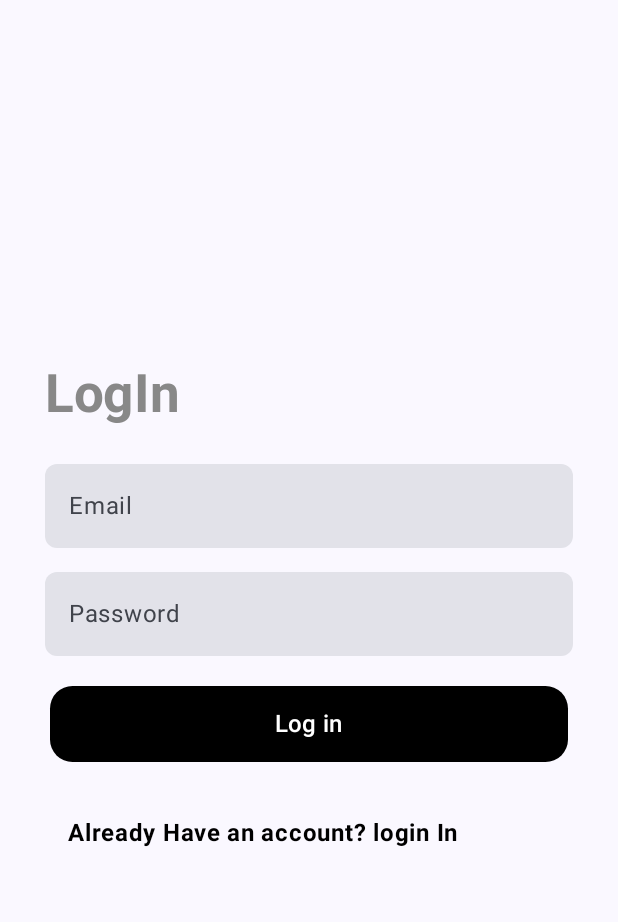
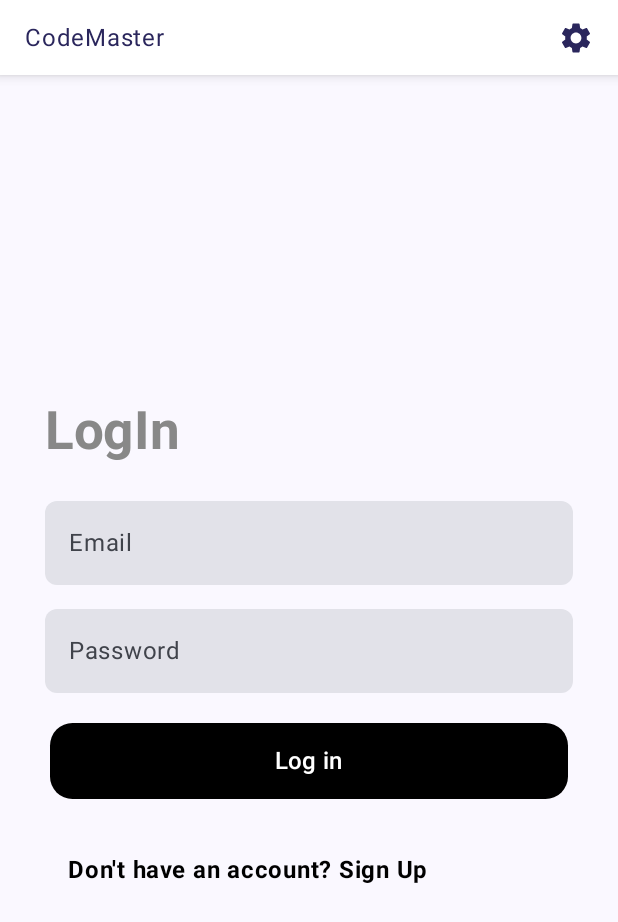
Before and after one commit to kalp-77/Codesto, an Android app built with Jetpack Compose: the screen it shows after launch (MainActivity), on a phone screen of 412 x 824 dp. Shown: the top 922 px of the screen. Run offline under Robolectric (Android 15) with nearby library versions, the phone set to English and light mode, and no system bars; our stand-ins replace Dagger/Hilt's generated code, Firebase (no records; nobody signed in at launch, a user with empty details on screens opened directly); Roboto replaces fonts that are not available here; 3 statements that could not run were skipped.

```diff
--- a/app/build.gradle.kts
+++ b/app/build.gradle.kts
@@ -125,4 +125,6 @@ dependencies {
     implementation("com.google.accompanist:accompanist-pager-indicators:0.27.1")
     implementation("com.google.android.material:material:1.5.0-alpha01")
 
+    //collapsing toolbar
+    implementation("me.onebone:toolbar-compose:2.3.5")
 }
--- a/app/src/main/java/com/example/codemaster/MainActivity.kt
+++ b/app/src/main/java/com/example/codemaster/MainActivity.kt
@@ -6,40 +6,31 @@ import android.os.Bundle
 import androidx.activity.ComponentActivity
 import androidx.activity.compose.setContent
 import androidx.annotation.RequiresApi
+import androidx.compose.foundation.layout.Box
 import androidx.compose.foundation.layout.fillMaxSize
-import androidx.compose.material.icons.Icons
-import androidx.compose.material.icons.filled.Home
-import androidx.compose.material.icons.filled.Person
-import androidx.compose.material.icons.filled.Search
+import androidx.compose.foundation.layout.padding
 import androidx.compose.material3.ExperimentalMaterial3Api
 import androidx.compose.material3.MaterialTheme
 import androidx.compose.material3.Scaffold
 import androidx.compose.material3.Surface
-import androidx.compose.material3.Text
-import androidx.compose.runtime.Composable
 import androidx.compose.runtime.getValue
 import androidx.compose.runtime.mutableStateOf
 import androidx.compose.runtime.saveable.rememberSaveable
 import androidx.compose.runtime.setValue
 import androidx.compose.ui.Modifier
-import androidx.compose.ui.graphics.vector.ImageVector
-import androidx.compose.ui.tooling.preview.Preview
-import androidx.navigation.NavController
-import androidx.navigation.NavHostController
 import androidx.navigation.compose.currentBackStackEntryAsState
 import androidx.navigation.compose.rememberNavController
 import com.example.codemaster.components.BottomNav
-import com.example.codemaster.navigation.BottomNavScreens
+import com.example.codemaster.components.TopBar
 import com.example.codemaster.navigation.NavigationGraph
-import com.example.codemaster.navigation.Screens
 import com.example.codemaster.ui.theme.CodeMasterTheme
 import dagger.hilt.android.AndroidEntryPoint
 
 
 @AndroidEntryPoint
 class MainActivity : ComponentActivity() {
+    @OptIn(ExperimentalMaterial3Api::class)
     @SuppressLint("UnusedMaterial3ScaffoldPaddingParameter")
-    @OptIn(ExperimentalMaterial3Api::class)
     @RequiresApi(Build.VERSION_CODES.O)
     override fun onCreate(savedInstanceState: Bundle?) {
         super.onCreate(savedInstanceState)
@@ -50,6 +41,7 @@ class MainActivity : ComponentActivity() {
                 val navController = rememberNavController()
                 var showBottomBar by rememberSaveable { mutableStateOf(true) }
                 val navBackStackEntry by navController.currentBackStackEntryAsState()
+                var showTopBar by rememberSaveable { mutableStateOf(true) }
 
                 showBottomBar = when (navBackStackEntry?.destination?.route) {
                     "Login_Screen" -> false
@@ -60,33 +52,31 @@ class MainActivity : ComponentActivity() {
                     else -> true
                 }
 
+                showTopBar = when(navBackStackEntry?.destination?.route){
+                    "Problemset_Screen" -> false
+                    "Rating_Change_Screen" -> false
+                    else -> true
+                }
+
                 Surface(
                     modifier = Modifier.fillMaxSize(),
                     color = MaterialTheme.colorScheme.background
                 ) {
                     Scaffold(
+                        topBar = { if(showTopBar) TopBar() },
                         bottomBar = { if (showBottomBar) BottomNav(navController = navController) }
                     ) {
-                        NavigationGraph(navController = navController)
+                        innerPadding ->
+                        Box(
+                            modifier = Modifier
+                                .fillMaxSize()
+                                .padding(innerPadding)
+                        ) {
+                            NavigationGraph(navController = navController)
+                        }
                     }
                 }
             }
         }
     }
 }
-
-@Composable
-fun Greeting(name: String, modifier: Modifier = Modifier) {
-    Text(
-        text = "Hello $name!",
-        modifier = modifier
-    )
-}
-
-@Preview(showBackground = true)
-@Composable
-fun GreetingPreview() {
-    CodeMasterTheme {
-        Greeting("Android")
-    }
-}
--- a/app/src/main/java/com/example/codemaster/components/BottomNav.kt
+++ b/app/src/main/java/com/example/codemaster/components/BottomNav.kt
@@ -1,14 +1,12 @@
 package com.example.codemaster.components
 
 import androidx.compose.foundation.layout.height
+import androidx.compose.foundation.layout.size
 import androidx.compose.material.BottomNavigation
 import androidx.compose.material.BottomNavigationItem
-import androidx.compose.material3.Icon
+import androidx.compose.material.Icon
 import androidx.compose.runtime.Composable
 import androidx.compose.runtime.getValue
-import androidx.compose.runtime.mutableStateOf
-import androidx.compose.runtime.remember
-import androidx.compose.runtime.setValue
 import androidx.compose.ui.Modifier
 import androidx.compose.ui.graphics.Color
 import androidx.compose.ui.res.painterResource
@@ -31,14 +29,20 @@ fun BottomNav(
     BottomNavigation(
         backgroundColor = Color.White,
         elevation = 30.dp,
-        modifier = Modifier.height(52.dp),
+        modifier = Modifier.height(50.dp),
         contentColor = Color.Gray,
     ){
         val navBackStackEntry by navController.currentBackStackEntryAsState()
         val currentRoute = navBackStackEntry?.destination?.route
         items.forEach { item ->
             BottomNavigationItem(
-                icon = { Icon(painterResource(id = item.icon), contentDescription = null) },
+                icon = {
+                    Icon(
+                        painterResource(id = item.icon),
+                        contentDescription = null,
+//                        modifier = Modifier.size(20.dp)
+                    )
+                },
                 selectedContentColor = Color(0xFF2A265C),
                 unselectedContentColor = Color.LightGray,
                 selected = currentRoute == item.route,
--- /dev/null
+++ b/app/src/main/java/com/example/codemaster/components/TopBar.kt
@@ -0,0 +1,41 @@
+package com.example.codemaster.components
+
+import androidx.compose.foundation.background
+import androidx.compose.foundation.layout.height
+import androidx.compose.material.TopAppBar
+import androidx.compose.material.icons.Icons
+import androidx.compose.material.icons.filled.Settings
+import androidx.compose.material3.ExperimentalMaterial3Api
+import androidx.compose.material3.Icon
+import androidx.compose.material3.IconButton
+import androidx.compose.material3.Text
+import androidx.compose.runtime.Composable
+import androidx.compose.ui.Modifier
+import androidx.compose.ui.graphics.Color
+import androidx.compose.ui.text.style.TextAlign
+import androidx.compose.ui.unit.dp
+import com.example.codemaster.navigation.Screens
+import com.example.codemaster.ui.screens.codeforces_ratingchange.font
+import com.example.codemaster.utils.NavigateUI
+
+@OptIn(ExperimentalMaterial3Api::class)
+@Composable
+fun TopBar(){
+    TopAppBar(
+        title = { Text(text = "CodeMaster", color = Color(0xFF2A265C), fontFamily = font, textAlign = TextAlign.Center) },
+        modifier = Modifier.height(50.dp).background(Color.White),
+        actions = {
+            IconButton(
+                onClick = {  },
+            ) {
+                Icon(
+                    imageVector = Icons.Default.Settings,
+                    contentDescription = null,
+                    tint = Color(0xFF2A265C)
+                )
+            }
+        },
+        elevation = 5.dp,
+        backgroundColor = Color.White
+    )
+}
--- a/app/src/main/java/com/example/codemaster/navigation/NavigationGraph.kt
+++ b/app/src/main/java/com/example/codemaster/navigation/NavigationGraph.kt
@@ -65,10 +65,10 @@ fun NavigationGraph(
         composable(route = Screens.HomeScreen.route) {
             HomeScreen()
         }
-        composable(route = Screens.CodechefScreen.route) {
+        composable(route = BottomNavScreens.CodechefScreen.route) {
             CodechefScreen()
         }
-        composable(route = Screens.CodeforcesScreen.route) {
+        composable(route = BottomNavScreens.CodeforcesScreen.route) {
             CodeforcesScreen(
                 onNavigate = {
                     navController.navigate(it.route)
@@ -81,7 +81,7 @@ fun NavigationGraph(
         composable(route = Screens.RatingChangeScreen.route) {
             RatingChangeScreen()
         }
-        composable(route = Screens.LeetcodeScreen.route) {
+        composable(route = BottomNavScreens.LeetcodeScreen.route) {
             LeetcodeScreen()
         }
         composable(route = Screens.ContestsScreen.route){
--- a/app/src/main/java/com/example/codemaster/navigation/Screens.kt
+++ b/app/src/main/java/com/example/codemaster/navigation/Screens.kt
@@ -9,9 +9,9 @@ sealed class Screens(val route: String) {
     object SignupScreen : Screens(route = "Signup_Screen")
     object PlatformScreen : Screens(route = "Platform_Screen")
     object HomeScreen : Screens(route = "Home_Screen")
-    object CodechefScreen : Screens(route = "Codechef_Screen")
-    object CodeforcesScreen : Screens(route = "Codeforces_Screen")
-    object LeetcodeScreen : Screens(route = "Leetcode_Screen")
+//    object CodechefScreen : Screens(route = "Codechef_Screen")
+//    object CodeforcesScreen : Screens(route = "Codeforces_Screen")
+//    object LeetcodeScreen : Screens(route = "Leetcode_Screen")
     object ProblemsetScreen : Screens(route = "Problemset_Screen")
     object RatingChangeScreen : Screens(route = "Rating_Change_Screen")
     object ContestsScreen : Screens(route = "Contests_Screen")
--- a/app/src/main/java/com/example/codemaster/ui/screens/codeforces/CodeforcesState.kt
+++ b/app/src/main/java/com/example/codemaster/ui/screens/codeforces/CodeforcesState.kt
@@ -1,9 +1,7 @@
 package com.example.codemaster.ui.screens.codeforces
 
 import com.example.codemaster.data.model.Codeforces
-import com.example.codemaster.data.model.Response
 import com.example.codemaster.data.model.codeforces_model.UserInfo
-import com.example.codemaster.data.model.codeforces_model.UserRatingChanges
 
 sealed class CodeforcesState{
     object Loading : CodeforcesState()
--- a/app/src/main/java/com/example/codemaster/ui/screens/codeforces_problemset/ProblemsetScreen.kt
+++ b/app/src/main/java/com/example/codemaster/ui/screens/codeforces_problemset/ProblemsetScreen.kt
@@ -173,7 +173,7 @@ fun Problems(
         RatingMenuList(expanded)
     }
     if(data.isEmpty()){
-        Nul("No result found!");
+        Nul("No result found!")
     }
     Column{
         LazyColumn(
@@ -371,7 +371,7 @@ fun TagDialog(
             }
         },
         confirmButton = {
-            Column(){
+            Column{
                 Button(
                     onClick = {
                         state.value = false
--- a/app/src/main/java/com/example/codemaster/ui/screens/codeforces_ratingchange/RatingChangeScreen.kt
+++ b/app/src/main/java/com/example/codemaster/ui/screens/codeforces_ratingchange/RatingChangeScreen.kt
@@ -26,9 +26,6 @@ import androidx.compose.ui.text.style.TextAlign
 import androidx.compose.ui.unit.dp
 import androidx.hilt.navigation.compose.hiltViewModel
 import com.example.codemaster.data.model.codeforces_model.RatingChangeResult
-import com.example.codemaster.data.model.codeforces_model.UserRatingChanges
-import com.example.codemaster.ui.screens.codeforces_ratingchange.RatingChangeState
-import com.example.codemaster.ui.screens.codeforces_ratingchange.RatingChangeViewModel
 
 
 val font = FontFamily.SansSerif
--- a/app/src/main/java/com/example/codemaster/ui/screens/home/HomeState.kt
+++ b/app/src/main/java/com/example/codemaster/ui/screens/home/HomeState.kt
@@ -1,9 +1,10 @@
 package com.example.codemaster.ui.screens.home
 
 import com.example.codemaster.data.model.Contest
+import com.example.codemaster.data.model.ContestItem
 
 sealed class HomeState{
     object Loading : HomeState()
-    class Success(val data: Contest) : HomeState()
+    class Success(val data: List<ContestItem>) : HomeState()
     class Failure(val message: String) : HomeState()
 }
--- a/app/src/main/java/com/example/codemaster/ui/screens/login/LoginScreen.kt
+++ b/app/src/main/java/com/example/codemaster/ui/screens/login/LoginScreen.kt
@@ -175,7 +175,7 @@ fun LoginScreen(
                 .clickable {
                      viewModel.onEvent(NavigateUI.Navigate(Screens.SignupScreen))
                 },
-            text = "Already Have an account? login In",
+            text = "Don't have an account? Sign Up",
             fontWeight = FontWeight.Bold, color = Color.Black, fontFamily = FontFamily.SansSerif
         )
     }
```
Also changed, not shown: app/src/main/java/com/example/codemaster/components/TabView.kt (+4 -3 lines), app/src/main/java/com/example/codemaster/ui/screens/codechef/CodechefScreen.kt (+10 -6 lines), app/src/main/java/com/example/codemaster/ui/screens/codeforces/CodeforcesScreen.kt (+18 -16 lines), app/src/main/java/com/example/codemaster/ui/screens/home/Future.kt (+20 -22 lines), app/src/main/java/com/example/codemaster/ui/screens/home/HomeScreen.kt (+21 -23 lines), app/src/main/java/com/example/codemaster/ui/screens/home/HomeViewModel.kt (+22 -1 lines), app/src/main/java/com/example/codemaster/ui/screens/home/Ongoing.kt (+19 -22 lines), app/src/main/java/com/example/codemaster/ui/screens/leetcode/LeetcodeScreen.kt (+5 -3 lines), app/src/main/java/com/example/codemaster/ui/screens/platform/PlatformScreen.kt (+1 -16 lines).
